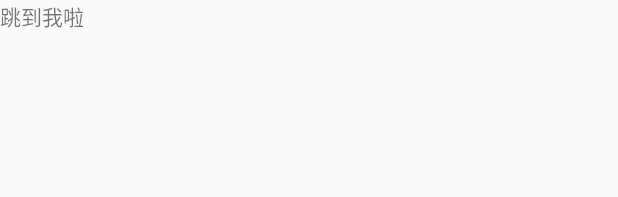
After one commit to zhilaizhang/GuideDemo, an Android app: the layout jump_activity.xml on its own in the app's theme, with its tools: preview values and no code run, on a phone screen of 412 x 824 dp. The commit adds this screen. Shown: the top 197 px of the screen. Run offline under Robolectric (Android 15) with nearby library versions, the phone set to English and light mode, and no system bars.

Commit message:
add: add jump activity

```diff
--- a/app/src/main/AndroidManifest.xml
+++ b/app/src/main/AndroidManifest.xml
@@ -17,6 +17,7 @@
             </intent-filter>
         </activity>
         <activity android:name=".GuideActivity"/>
+        <activity android:name=".JumpActivity"/>
     </application>
 
 </manifest>
--- /dev/null
+++ b/app/src/main/res/layout/jump_activity.xml
@@ -0,0 +1,8 @@
+<?xml version="1.0" encoding="utf-8"?>
+<LinearLayout xmlns:android="http://schemas.android.com/apk/res/android"
+    android:layout_width="match_parent" android:layout_height="match_parent">
+    <TextView
+        android:text="跳到我啦"
+        android:layout_width="wrap_content"
+        android:layout_height="wrap_content" />
+</LinearLayout>
```
Also changed, not shown: app/src/main/java/com/example/zhangzhilai/guidemodule/GuidViewFragment.java (+10 -1 lines), app/src/main/java/com/example/zhangzhilai/guidemodule/JumpActivity.java (added, +16 -0 lines).
